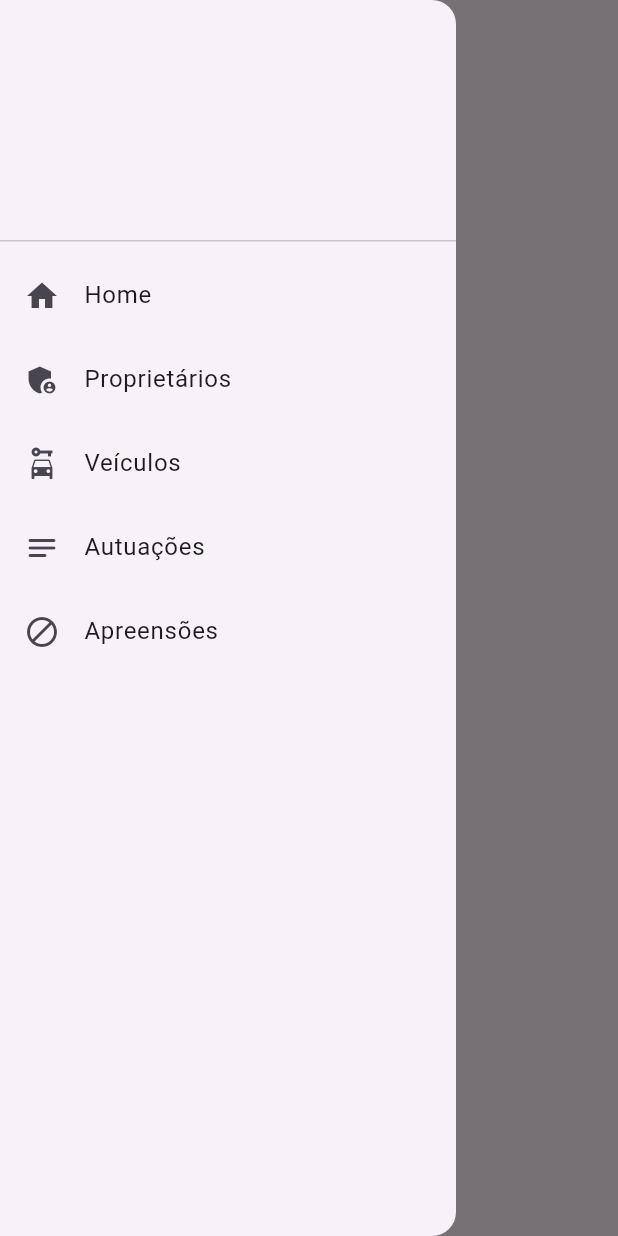
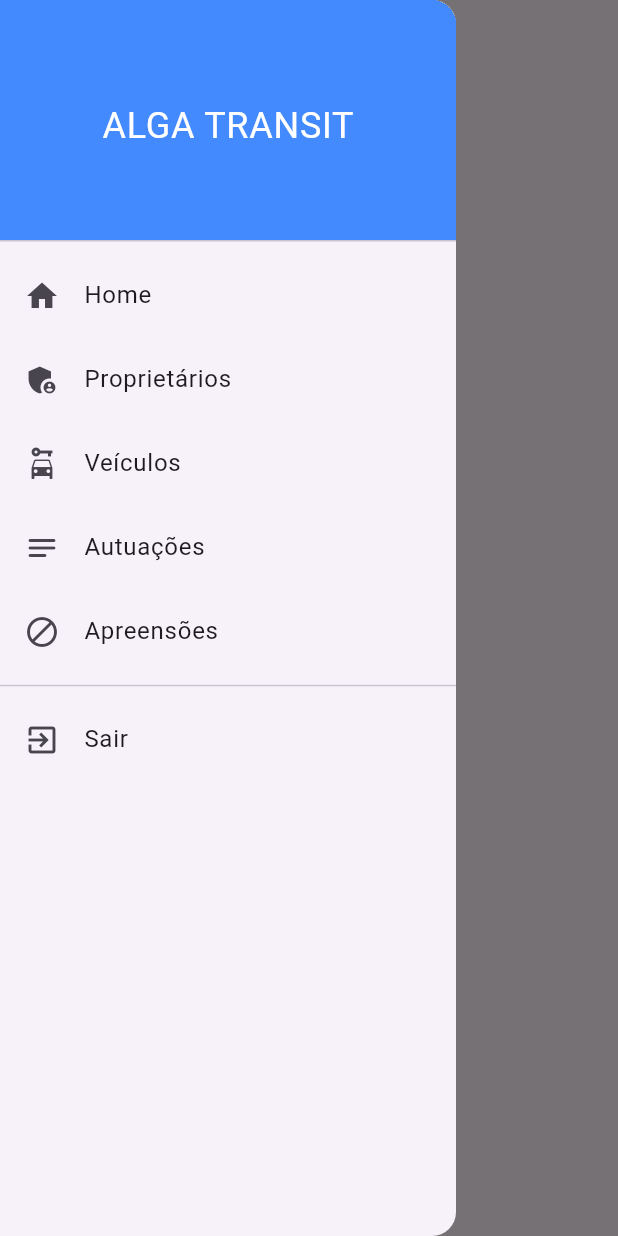
Before and after one commit to 4ndpsilva/alga_transit_front, a Flutter app: the screen it shows after launch, with the side drawer open, on a phone screen of 412 x 824 dp. Run offline on Flutter 3.47's test engine with Material 3 defaults, Android fonts, the light colour scheme and no system bars; our stand-ins replace go_router.

Commit message:
Adjusting drawer

```diff
--- a/lib/main.dart
+++ b/lib/main.dart
@@ -1,8 +1,8 @@
 import 'package:flutter/material.dart';
 import 'package:provider/provider.dart';
-import 'package:alga_transit_front/domain/owner/owner_provider.dart';
-import 'package:alga_transit_front/domain/vehicle/vehicle_provider.dart';
-import 'package:alga_transit_front/infrastructure/routes.dart';
+import 'package:alga_transit_front/src/domain/owner/owner_provider.dart';
+import 'package:alga_transit_front/src/domain/vehicle/vehicle_provider.dart';
+import 'package:alga_transit_front/src/infrastructure/routes.dart';
 
 void main() {
   runApp(
--- a/lib/application/ui/base/menu_ui.dart
+++ b/lib/src/application/ui/base/menu_ui.dart
@@ -12,8 +12,19 @@ class MenuUI extends StatelessWidget{
       appBar: AppBar(title: Text('')),
       drawer: Drawer(
         child: ListView(
+          padding: EdgeInsets.zero,
           children: [
-            DrawerHeader(child: Text('')),
+            DrawerHeader(
+              decoration: BoxDecoration(color: Colors.blueAccent),
+              child: Center(
+                child: Text('ALGA TRANSIT',
+                  style: TextStyle(
+                    color: Colors.white,
+                    fontSize: 24
+                  )
+                )
+              )
+            ),
             ListTile(
               leading: Icon(Icons.home),
               title: Text('Home'),
@@ -38,6 +49,12 @@ class MenuUI extends StatelessWidget{
               leading: Icon(Icons.block),
               title: Text('Apreensões'),
               onTap: () => _navigate(context, '/impounds')
+            ),
+            Divider(),
+            ListTile(
+              leading: Icon(Icons.exit_to_app),
+              title: Text('Sair'),
+              onTap: () => print('Sair')
             )
           ]
         ),
--- a/lib/application/ui/owner/owner_edit_ui.dart
+++ b/lib/src/application/ui/owner/owner_edit_ui.dart
@@ -1,8 +1,8 @@
 import 'package:flutter/material.dart';
 import 'package:provider/provider.dart';
-import 'package:alga_transit_front/infrastructure/toast.dart';
-import 'package:alga_transit_front/domain/owner/owner_provider.dart';
-import 'package:alga_transit_front/domain/owner/owner.dart';
+import 'package:alga_transit_front/src/infrastructure/toast.dart';
+import 'package:alga_transit_front/src/domain/owner/owner_provider.dart';
+import 'package:alga_transit_front/src/domain/owner/owner.dart';
 
 class OwnerEditUI{
 
--- a/lib/domain/vehicle/vehicle_provider.dart
+++ b/lib/src/domain/vehicle/vehicle_provider.dart
@@ -1,6 +1,6 @@
 import 'package:flutter/foundation.dart';
-import 'package:alga_transit_front/domain/vehicle/vehicle.dart';
-import 'package:alga_transit_front/domain/vehicle/vehicle_service.dart';
+import 'package:alga_transit_front/src/domain/vehicle/vehicle.dart';
+import 'package:alga_transit_front/src/domain/vehicle/vehicle_service.dart';
 
 class VehicleProvider with ChangeNotifier{
   final VehicleService _service = VehicleService();
--- a/lib/domain/vehicle/vehicle_service.dart
+++ b/lib/src/domain/vehicle/vehicle_service.dart
@@ -1,6 +1,6 @@
 import 'dart:convert';
 import 'package:http/http.dart' as http;
-import 'package:alga_transit_front/domain/vehicle/vehicle.dart';
+import 'package:alga_transit_front/src/domain/vehicle/vehicle.dart';
 
 class VehicleService{
   final String baseURL = 'http://localhost:8080/api/v1';
```
Also changed, not shown: lib/src/application/ui/owner/owner_ui.dart (renamed from lib/application/ui/vehicle/vehicle_ui.dart, +41 -25 lines), lib/src/application/ui/vehicle/vehicle_ui.dart (renamed from lib/application/ui/owner/owner_ui.dart, +22 -38 lines), lib/src/infrastructure/routes.dart (renamed from lib/infrastructure/routes.dart, +6 -6 lines), lib/src/application/ui/base/home_ui.dart (renamed from lib/application/ui/base/home_ui.dart), lib/src/application/ui/impound/impound_ui.dart (renamed from lib/application/ui/impound/impound_ui.dart), lib/src/application/ui/owner/owner_detail_ui.dart (renamed from lib/application/ui/owner/owner_detail_ui.dart), lib/src/application/ui/seizure/seizure_ui.dart (renamed from lib/application/ui/seizure/seizure_ui.dart), lib/src/domain/owner/owner.dart (renamed from lib/domain/owner/owner.dart), lib/src/domain/owner/owner_provider.dart (renamed from lib/domain/owner/owner_provider.dart), lib/src/domain/owner/owner_service.dart (renamed from lib/domain/owner/owner_service.dart), lib/src/domain/vehicle/status.dart (renamed from lib/domain/vehicle/status.dart), lib/src/domain/vehicle/vehicle.dart (renamed from lib/domain/vehicle/vehicle.dart), lib/src/infrastructure/toast.dart (renamed from lib/infrastructure/toast.dart).
